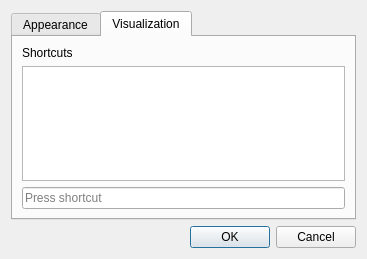
Above: src/ui/optionsdialog.ui from wapiflapi/veles before the change. Below: the same form after it.
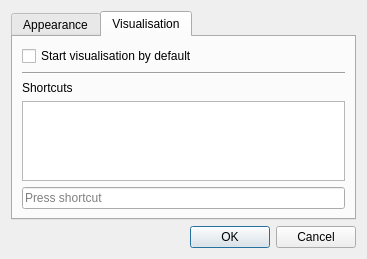
That is the form after the change.

```diff
--- a/src/ui/optionsdialog.ui
+++ b/src/ui/optionsdialog.ui
@@ -102,9 +102,23 @@
      </widget>
      <widget class="QWidget" name="visualization">
       <attribute name="title">
-       <string>Visualization</string>
+       <string>Visualisation</string>
       </attribute>
       <layout class="QVBoxLayout" name="verticalLayout_8">
+       <item>
+        <widget class="QCheckBox" name="visualisationAutoShow">
+         <property name="text">
+          <string>Start visualisation by default</string>
+         </property>
+        </widget>
+       </item>
+       <item>
+        <widget class="Line" name="line">
+         <property name="orientation">
+          <enum>Qt::Horizontal</enum>
+         </property>
+        </widget>
+       </item>
        <item>
         <widget class="QLabel" name="label">
          <property name="text">
```
Left out of the diff: 8 changed lines with no effect on the pictures.
